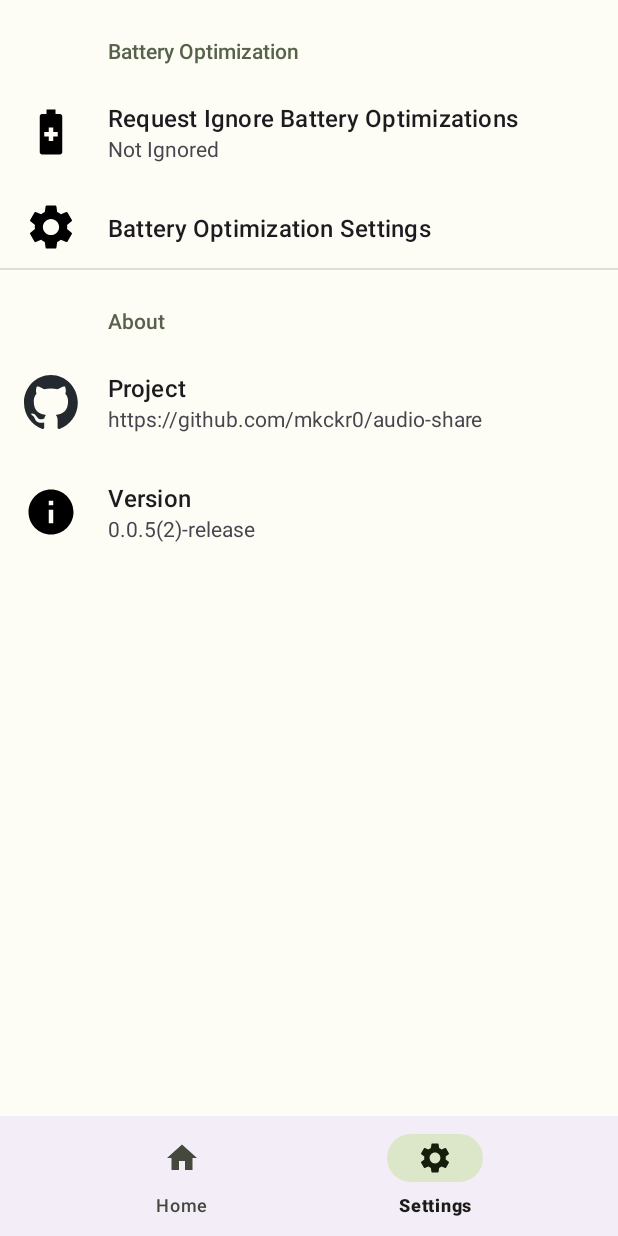
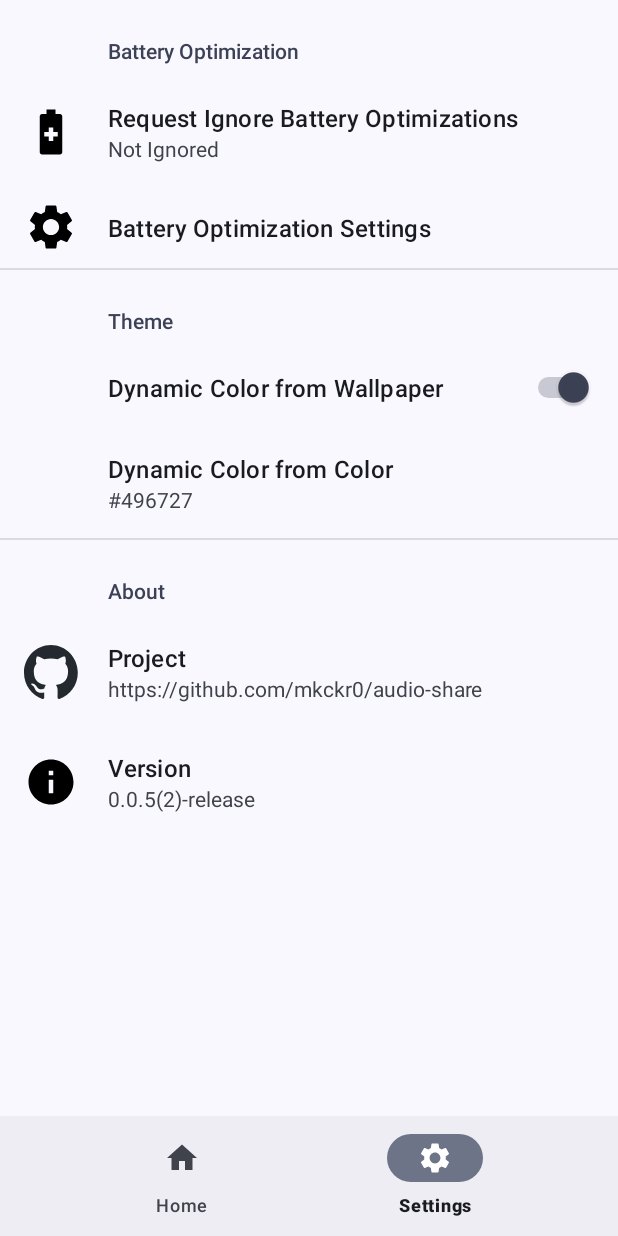
Before and after one commit to mkckr0/audio-share, an Android app: the screen it shows after launch (MainActivity), item 2 of the bottom bar chosen, on a phone screen of 412 x 824 dp. Run offline under Robolectric (Android 15) with nearby library versions, the phone set to English and light mode, and no system bars; our stand-ins replace androidx.preference, navigation-ui; libraries missing offline, so code that uses them is left out: io.netty.bootstrap, io.netty.buffer, io.netty.channel, io.netty.handler.

Commit message:
add Dynamic Color

```diff
--- a/audio-share-app/app/build.gradle
+++ b/audio-share-app/app/build.gradle
@@ -68,7 +68,7 @@ dependencies {
 
     implementation 'androidx.core:core-ktx:1.10.1'
     implementation 'androidx.appcompat:appcompat:1.6.1'
-    implementation 'com.google.android.material:material:1.9.0'
+    implementation 'com.google.android.material:material:1.10.0-beta01'
     implementation 'androidx.constraintlayout:constraintlayout:2.1.4'
     implementation 'com.google.protobuf:protobuf-kotlin-lite:3.21.12'
     implementation 'io.netty:netty-all:4.1.96.Final'
--- a/audio-share-app/app/src/main/AndroidManifest.xml
+++ b/audio-share-app/app/src/main/AndroidManifest.xml
@@ -9,6 +9,7 @@
     <uses-permission android:name="android.permission.REQUEST_IGNORE_BATTERY_OPTIMIZATIONS" />
 
     <application
+        android:name=".App"
         android:allowBackup="true"
         android:icon="@mipmap/ic_launcher"
         android:label="@string/app_name"
--- /dev/null
+++ b/audio-share-app/app/src/main/java/io/github/mkckr0/audio_share_app/App.kt
@@ -0,0 +1,28 @@
+package io.github.mkckr0.audio_share_app
+
+import android.app.Application
+import android.graphics.Color
+import androidx.preference.PreferenceManager
+import com.google.android.material.color.DynamicColors
+import com.google.android.material.color.DynamicColorsOptions
+
+class App : Application() {
+    override fun onCreate() {
+        super.onCreate()
+
+        if (!DynamicColors.isDynamicColorAvailable()) {
+            return
+        }
+
+        val sharedPreferences = PreferenceManager.getDefaultSharedPreferences(this)
+
+        val themeUseWallpaper = sharedPreferences.getBoolean("theme_use_wallpaper", resources.getBoolean(R.bool.theme_use_wallpaper_default))
+        if (themeUseWallpaper) {
+            DynamicColors.applyToActivitiesIfAvailable(this)
+            return
+        }
+
+        val themeColor = sharedPreferences.getString("theme_color", resources.getString(R.string.theme_color_default))
+        DynamicColors.applyToActivitiesIfAvailable(this, DynamicColorsOptions.Builder().setContentBasedSource(Color.parseColor(themeColor)).build())
+    }
+}
--- a/audio-share-app/app/src/main/java/io/github/mkckr0/audio_share_app/MainActivity.kt
+++ b/audio-share-app/app/src/main/java/io/github/mkckr0/audio_share_app/MainActivity.kt
@@ -1,11 +1,14 @@
 package io.github.mkckr0.audio_share_app
 
 import android.annotation.SuppressLint
+import android.graphics.Color
 import android.os.Bundle
 import android.util.Log
 import androidx.appcompat.app.AppCompatActivity
 import androidx.navigation.fragment.NavHostFragment
 import androidx.navigation.ui.setupWithNavController
+import com.google.android.material.color.DynamicColors
+import com.google.android.material.color.DynamicColorsOptions
 import io.github.mkckr0.audio_share_app.databinding.ActivityMainBinding
 
 
@@ -17,6 +20,7 @@ class MainActivity : AppCompatActivity() {
     override fun onCreate(savedInstanceState: Bundle?) {
         super.onCreate(savedInstanceState)
         binding = ActivityMainBinding.inflate(layoutInflater)
+
         setContentView(binding.root)
 
         val navController = binding.navHostFragmentContainer.getFragment<NavHostFragment>().navController
--- a/audio-share-app/app/src/main/res/values/strings.xml
+++ b/audio-share-app/app/src/main/res/values/strings.xml
@@ -10,4 +10,5 @@
     <string name="project_url">https://github.com/mkckr0/audio-share</string>
     <string name="nav_item_home">Home</string>
     <string name="nav_item_settings">Settings</string>
+    <string name="dynamic_color_is_not_available">Dynamic Color is not available</string>
 </resources>
--- /dev/null
+++ b/audio-share-app/app/src/main/res/values/values.xml
@@ -0,0 +1,5 @@
+<?xml version="1.0" encoding="utf-8"?>
+<resources>
+    <bool name="theme_use_wallpaper_default">true</bool>
+    <string name="theme_color_default">#496727</string>
+</resources>
--- a/audio-share-app/app/src/main/res/xml/root_preferences.xml
+++ b/audio-share-app/app/src/main/res/xml/root_preferences.xml
@@ -22,6 +22,18 @@
         </Preference>
     </PreferenceCategory>
 
+    <PreferenceCategory app:title="Theme">
+        <SwitchPreference
+            app:key="theme_use_wallpaper"
+            app:title="Dynamic Color from Wallpaper"
+            app:defaultValue="@bool/theme_use_wallpaper_default"/>
+        <EditTextPreference
+            app:key="theme_color"
+            app:title="Dynamic Color from Color"
+            app:defaultValue="@string/theme_color_default"
+            app:useSimpleSummaryProvider="true" />
+    </PreferenceCategory>
+
     <PreferenceCategory
         app:title="About"
         app:iconSpaceReserved="true">
```
Also changed, not shown: audio-share-app/app/src/main/java/io/github/mkckr0/audio_share_app/ui/SettingsFragment.kt (+27 -0 lines), audio-share-app/app/src/main/res/layout/image_frame.xml (added, +26 -0 lines).
